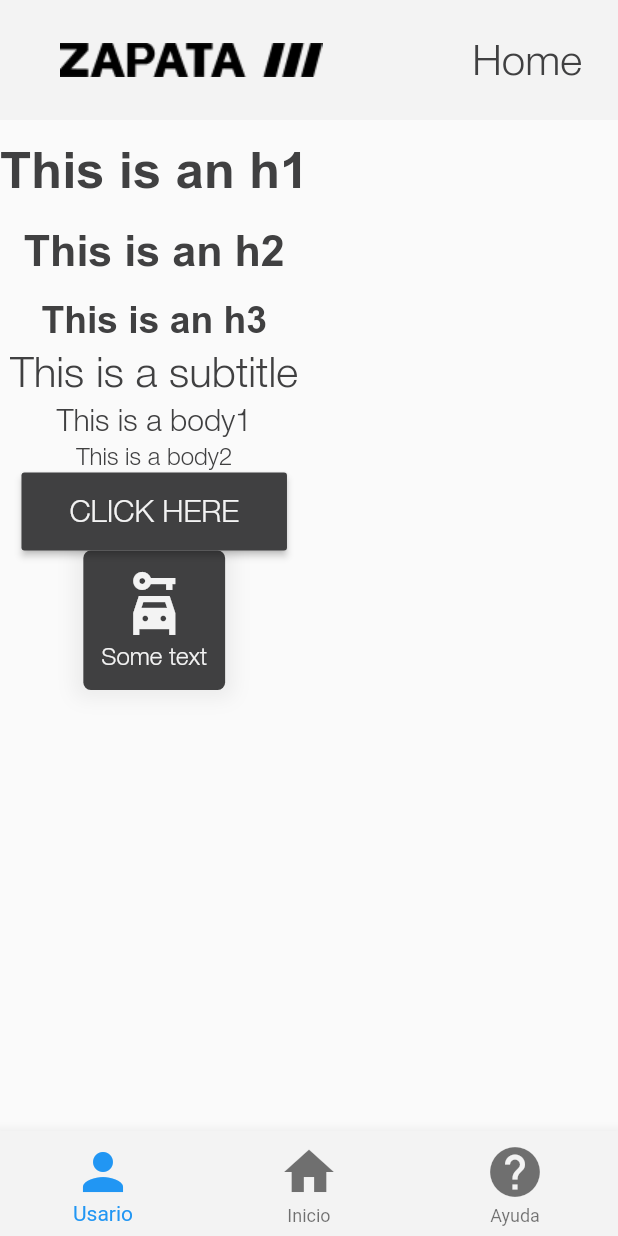
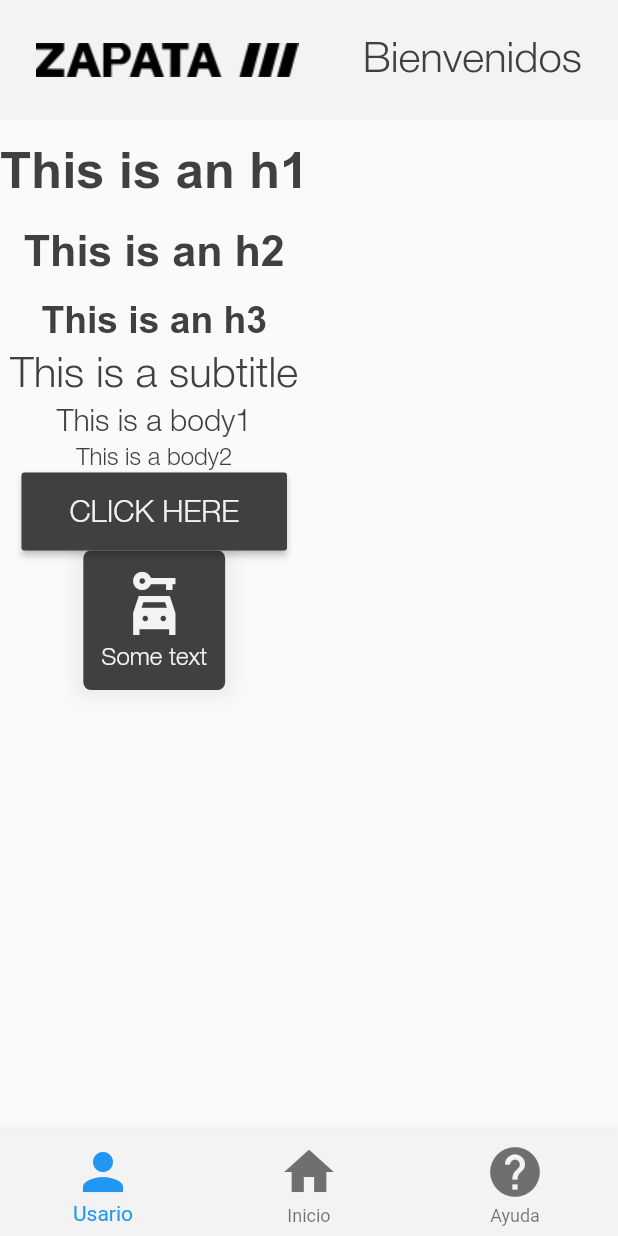
Before and after one commit to FinocchiaroGR/OneUnit-ZapataProject-Flutter, a Flutter app: the screen it shows after launch, on a phone screen of 412 x 824 dp. Run offline on Flutter 3.47's test engine with Material 2 defaults, Android fonts, the phone set to English and light mode, and no system bars.

Commit message:
Fix BIENVENIDOS

```diff
--- a/lib/main.dart
+++ b/lib/main.dart
@@ -16,7 +16,7 @@ void main() {
       debugShowCheckedModeBanner: false,
       color: Colors.white,
       home: Scaffold(
-        appBar: const AppAppBar(title: "Home"),
+        appBar: const AppAppBar(title: "Bienvenidos"),
         body: SafeArea(
             child: Column(
           children: <Widget>[
--- a/lib/widgets/organisms/AppBar.dart
+++ b/lib/widgets/organisms/AppBar.dart
@@ -18,12 +18,12 @@ class AppAppBar extends StatelessWidget implements PreferredSizeWidget {
       elevation: 0,
       toolbarHeight: 80,
       title: Padding(
-        padding: const EdgeInsets.only(left: 24),
+        padding: const EdgeInsets.only(left: 8),
         child: Image.asset(app_images.logo),
       ),
       actions: <Widget>[
         Padding(
-          padding: const EdgeInsets.only(right: 24, top: 24),
+          padding: const EdgeInsets.only(right: 24, top: 22),
           child: AppTypography(
             text: title,
             type: "subtitle",
```
